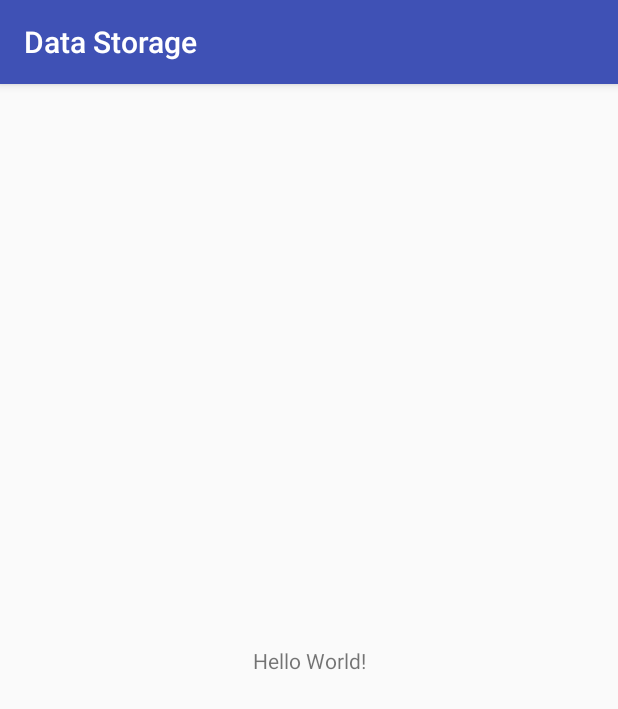
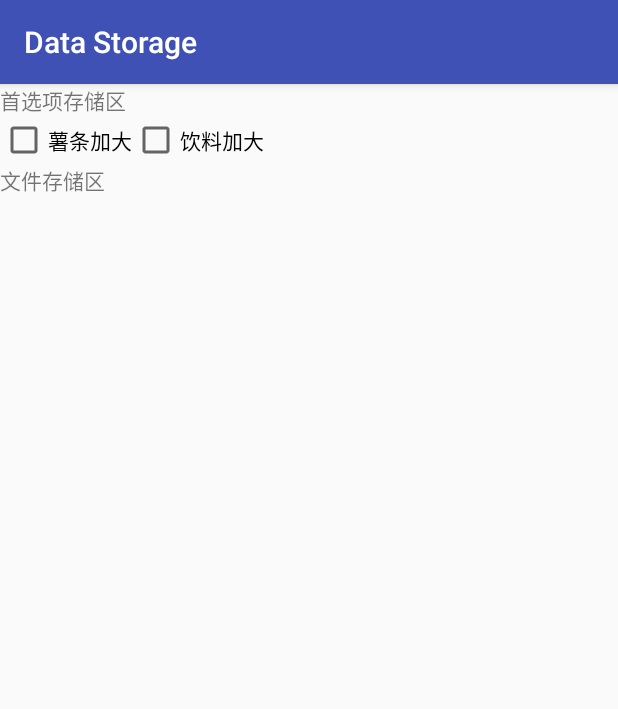
Before and after one commit to xmu-android-basics/data-storage, an Android app: the screen it shows after launch (MainActivity), on a phone screen of 412 x 824 dp. Shown: the top 709 px of the screen. Run offline under Robolectric (Android 15) with nearby library versions, the phone set to English and light mode, and no system bars.

Commit message:
demo widget + skeleton layout + skeleton activity code

```diff
--- a/app/src/main/java/cn/edu/xmu/android_course/datastorage/MainActivity.java
+++ b/app/src/main/java/cn/edu/xmu/android_course/datastorage/MainActivity.java
@@ -2,12 +2,50 @@ package cn.edu.xmu.android_course.datastorage;
 
 import android.support.v7.app.AppCompatActivity;
 import android.os.Bundle;
+import android.view.View;
+import android.widget.Button;
+import android.widget.CheckBox;
+import android.widget.EditText;
+import android.widget.Toast;
 
 public class MainActivity extends AppCompatActivity {
+
+    private CheckBox bigger_fries;
+    private CheckBox bigger_drink;
+
+    private EditText inputText;
+
+    private Button loadFileButton;
+    private Button saveFileButton;
 
     @Override
     protected void onCreate(Bundle savedInstanceState) {
         super.onCreate(savedInstanceState);
         setContentView(R.layout.activity_main);
+
+        bigger_fries = (CheckBox) findViewById(R.id.bigger_fries);
+        bigger_drink = (CheckBox) findViewById(R.id.bigger_drink);
+
+        inputText = (EditText) findViewById(R.id.editText);
+
+        loadFileButton = (Button) findViewById(R.id.buttonLoadFromFile);
+        saveFileButton = (Button) findViewById(R.id.buttonSaveToFile);
     }
+
+    public void onFriesBigger(View view) {
+        Toast.makeText(this, "首选项设置已保存", Toast.LENGTH_SHORT).show();
+    }
+
+    public void onDrinkBigger(View view) {
+        Toast.makeText(this, "首选项设置已保存", Toast.LENGTH_SHORT).show();
+    }
+
+    public void onLoadFileClick(View view) {
+        Toast.makeText(this, "文件已加载", Toast.LENGTH_SHORT).show();
+    }
+
+    public void onSaveFileClick(View view) {
+        Toast.makeText(this, "文件已保存", Toast.LENGTH_SHORT).show();
+    }
+
 }
--- a/app/src/main/res/layout/activity_main.xml
+++ b/app/src/main/res/layout/activity_main.xml
@@ -4,15 +4,73 @@
     xmlns:tools="http://schemas.android.com/tools"
     android:layout_width="match_parent"
     android:layout_height="match_parent"
-    tools:context="cn.edu.xmu.android_course.datastorage.MainActivity">
+    tools:context="cn.edu.xmu.android_course.datastorage.MainActivity"
+    tools:layout_editor_absoluteY="81dp"
+    tools:layout_editor_absoluteX="0dp">
 
     <TextView
+        android:id="@+id/label_preference"
         android:layout_width="wrap_content"
         android:layout_height="wrap_content"
-        android:text="Hello World!"
-        app:layout_constraintBottom_toBottomOf="parent"
+        android:text="首选项存储区"
         app:layout_constraintLeft_toLeftOf="parent"
-        app:layout_constraintRight_toRightOf="parent"
         app:layout_constraintTop_toTopOf="parent" />
 
+    <CheckBox
+        android:id="@+id/bigger_fries"
+        android:layout_width="wrap_content"
+        android:layout_height="wrap_content"
+        android:text="薯条加大"
+        android:onClick="onFriesBigger"
+        app:layout_constraintLeft_toLeftOf="parent"
+        app:layout_constraintTop_toBottomOf="@id/label_preference" />
+
+    <CheckBox
+        android:id="@+id/bigger_drink"
+        android:layout_width="wrap_content"
+        android:layout_height="wrap_content"
+        android:text="饮料加大"
+        android:onClick="onDrinkBigger"
+        app:layout_constraintLeft_toRightOf="@id/bigger_fries"
+        app:layout_constraintTop_toBottomOf="@id/label_preference" />
+
+    <TextView
+        android:id="@+id/label_file"
+        android:layout_width="wrap_content"
+        android:layout_height="wrap_content"
+        android:text="文件存储区"
+        app:layout_constraintTop_toBottomOf="@id/bigger_fries"
+        app:layout_constraintLeft_toLeftOf="parent" />
+
+    <EditText
+        android:id="@+id/editText"
+        android:layout_width="0dp"
+        android:layout_height="0dp"
+        android:ems="10"
+        android:inputType="textMultiLine"
+        app:layout_constraintTop_toBottomOf="@id/label_file"
+        app:layout_constraintBottom_toTopOf="@+id/buttonLoadFromFile"
+        app:layout_constraintLeft_toLeftOf="parent"
+        app:layout_constraintRight_toRightOf="parent"/>
+
+    <Button
+        android:id="@+id/buttonLoadFromFile"
+        android:layout_width="wrap_content"
+        android:layout_height="wrap_content"
+        android:text="从文件加载"
+        android:onClick="onLoadFileClick"
+        app:layout_constraintBottom_toTopOf="parent"
+        app:layout_constraintLeft_toLeftOf="parent"
+        app:layout_constraintRight_toLeftOf="@+id/buttonSaveToFile"/>
+
+    <Button
+        android:id="@+id/buttonSaveToFile"
+        android:layout_width="wrap_content"
+        android:layout_height="wrap_content"
+        android:text="保存到文件"
+        android:onClick="onSaveFileClick"
+        app:layout_constraintBottom_toTopOf="parent"
+        app:layout_constraintRight_toRightOf="parent"
+        app:layout_constraintLeft_toRightOf="@id/buttonLoadFromFile" />
+
 </android.support.constraint.ConstraintLayout>
```
